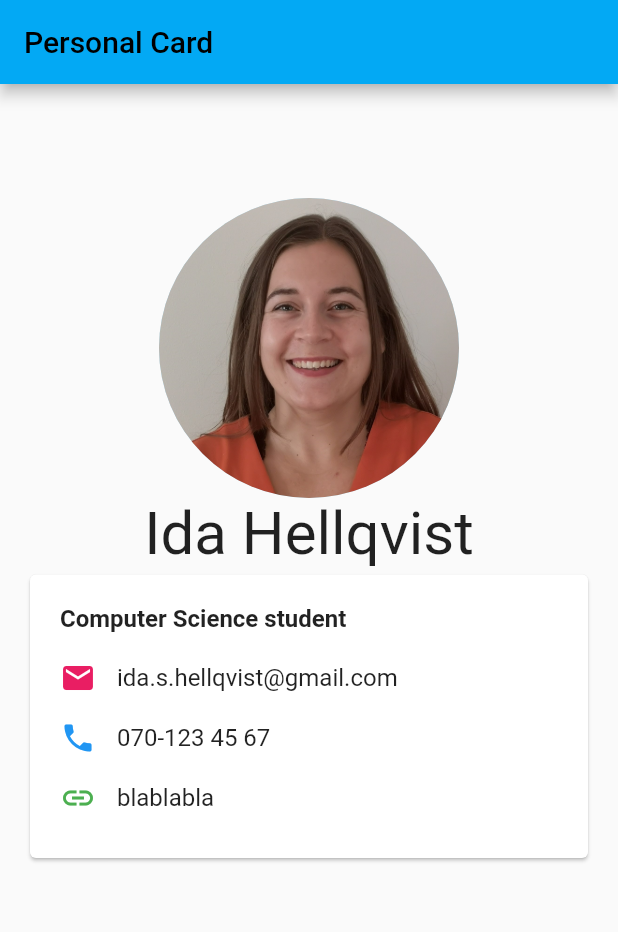
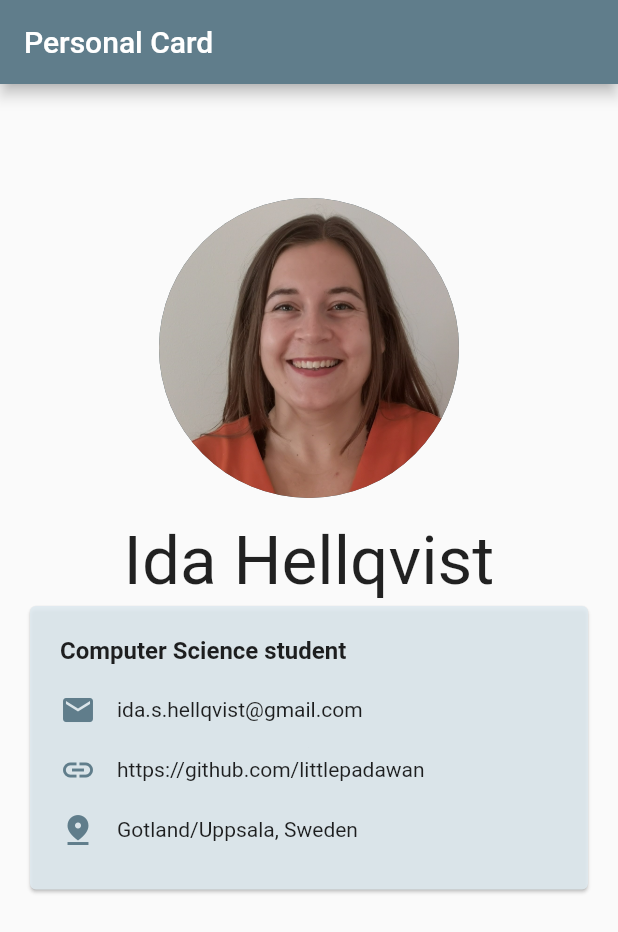
Before and after one commit to littlepadawan/intro-to-flutter, a Flutter app: the screen it shows after launch, on a phone screen of 412 x 824 dp. Shown: the top 932 px of the screen. Run offline on Flutter 3.47's test engine with Material 2 defaults, Android fonts, the phone set to English and light mode, and no system bars; our stand-ins replace google_fonts; Roboto replaces fonts that are missing (Zeyada).

Commit message:
Layout - coloring, icons and font size

```diff
--- a/my_app/lib/main.dart
+++ b/my_app/lib/main.dart
@@ -15,7 +15,7 @@ class MyApp extends StatelessWidget {
       title: 'The Me Card',
       theme: ThemeData(
         // The theme of the application.
-        primarySwatch: Colors.lightBlue,
+        primarySwatch: Colors.blueGrey,
         // useMaterial3: true,
       ),
       home: const MeCard(),
@@ -36,13 +36,13 @@ class MeCard extends StatelessWidget {
         padding: const EdgeInsets.all(16),
         children: [
           const Padding(
-            padding: EdgeInsets.only(top: 60),
+            padding: EdgeInsets.only(top: 60, bottom: 15),
             child: Portrait(),
           ),
           Center(
             child: name('Ida Hellqvist'),
           ),
-          PersonalCard(),
+          const PersonalCard(),
         ],
       ),
     );
@@ -67,7 +67,7 @@ class Portrait extends StatelessWidget {
 Widget name(String name) {
   return Text(
     name,
-    style: GoogleFonts.zeyada(fontSize: 40),
+    style: GoogleFonts.zeyada(fontSize: 45),
   );
 }
 
@@ -78,8 +78,9 @@ class PersonalCard extends StatelessWidget {
   Widget build(BuildContext context) {
     return Center(
       child: Card(
+        color: Color.fromARGB(224, 223, 234, 240),
         child: Padding(
-          padding: EdgeInsets.all(20),
+          padding: const EdgeInsets.all(20),
           child: Column(
             crossAxisAlignment: CrossAxisAlignment.start,
             children: [
@@ -90,12 +91,12 @@ class PersonalCard extends StatelessWidget {
                   style: TextStyle(fontWeight: FontWeight.bold, fontSize: 16),
                 ),
               ),
-              cardItem(Icons.mail, Colors.pink, 'Email',
+              cardItem(Icons.mail, Colors.blueGrey, 'Email',
                   'ida.s.hellqvist@gmail.com'),
-              cardItem(
-                  Icons.phone, Colors.blue, 'Phone number', '070-123 45 67'),
-              cardItem(
-                  Icons.link, Colors.green, 'Link to web page', 'blablabla'),
+              cardItem(Icons.link, Colors.blueGrey, 'Link to GitHub',
+                  'https://github.com/littlepadawan'),
+              cardItem(Icons.pin_drop_sharp, Colors.blueGrey, 'Place',
+                  'Gotland/Uppsala, Sweden'),
             ],
           ),
         ),
@@ -114,6 +115,9 @@ Widget cardItem(IconData icon, Color color, String label, String details) {
       color: color,
       semanticLabel: label,
     ),
-    title: Text(details),
+    title: Text(
+      details,
+      style: const TextStyle(fontSize: 14),
+    ),
   );
 }
```
